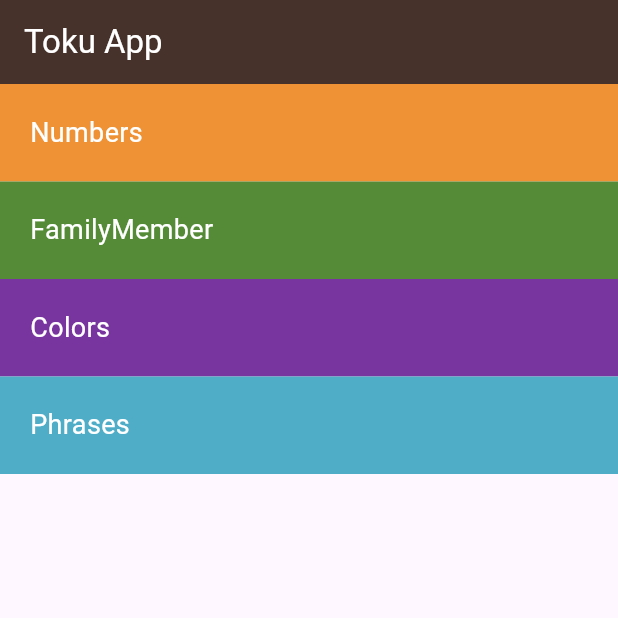
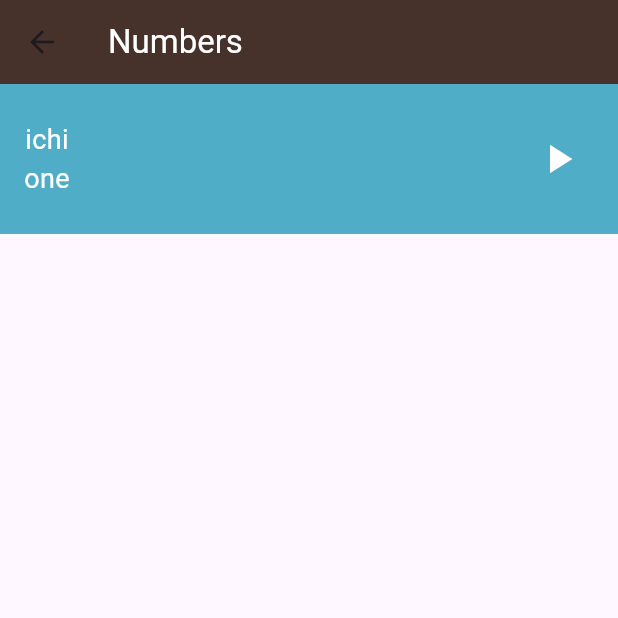
Before and after one commit to mahabdo571/toku_app, a Flutter app: the screen it shows after launch, after a tap on "Phrases", on a phone screen of 412 x 824 dp, the top half of it. Run offline on Flutter 3.47's test engine with Material 3 defaults, Android fonts, the phone set to English and light mode, and no system bars; our stand-ins replace audioplayers.

Commit message:
add PhrasesPage and PhrasesItem components for displaying phrases with sound functionality

```diff
--- /dev/null
+++ b/lib/components/phrases_item.dart
@@ -0,0 +1,20 @@
+import 'package:flutter/material.dart';
+import 'package:toku_app/components/detils_item.dart';
+import 'package:toku_app/models/item_model.dart';
+
+class PhrasesItem extends StatelessWidget {
+  const PhrasesItem({super.key, required this.color, required this.number});
+  final ItemModel number;
+  final Color color;
+
+  @override
+  Widget build(BuildContext context) {
+    return Container(
+      height: 100,
+      color: color,
+      child:
+     DetilsItem(item: number),
+
+    );
+  }
+}
--- a/lib/screens/home_page.dart
+++ b/lib/screens/home_page.dart
@@ -3,6 +3,7 @@ import 'package:toku_app/components/category_item.dart';
 import 'package:toku_app/screens/colors_page.dart';
 import 'package:toku_app/screens/fqmily_members.dart';
 import 'package:toku_app/screens/numbers_page.dart';
+import 'package:toku_app/screens/phrases_page.dart';
 
 class HomePage extends StatelessWidget {
   const HomePage({super.key});
@@ -62,7 +63,14 @@ class HomePage extends StatelessWidget {
             text: 'Phrases',
             color: Color(0xff50adc7),
             onTap: () {
-              print('nurmdmm');
+                  Navigator.push(
+                context,
+                MaterialPageRoute(
+                  builder: (ctx) {
+                    return PhrasesPage();
+                  },
+                ),
+              );
             },
           ),
         ],
--- /dev/null
+++ b/lib/screens/phrases_page.dart
@@ -0,0 +1,31 @@
+import 'package:flutter/material.dart';
+import 'package:toku_app/components/phrases_item.dart';
+import 'package:toku_app/models/item_model.dart';
+
+class PhrasesPage extends StatelessWidget {
+  const PhrasesPage({super.key});
+  final List<ItemModel> numbers = const [
+    ItemModel(
+      image: 'assets/images/numbers/number_one.png',
+      jpName: 'ichi',
+      enName: 'one',
+      soundPath: 'sounds/numbers/number_one_sound.mp3',
+    ),
+  ];
+
+  @override
+  Widget build(BuildContext context) {
+    return Scaffold(
+      appBar: AppBar(
+        backgroundColor: Color(0xff46322b),
+        title: const Text('Numbers', style: TextStyle(color: Colors.white)),
+      ),
+      body: ListView.builder(
+        itemCount: numbers.length,
+        itemBuilder: (ctx, index) {
+          return PhrasesItem(color: Color(0xff50adc7), number: numbers[index]);
+        },
+      ),
+    );
+  }
+}
```
